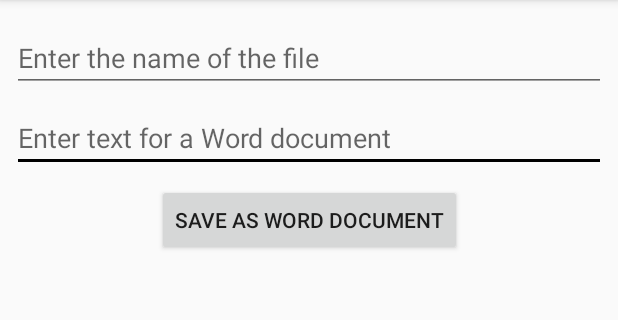
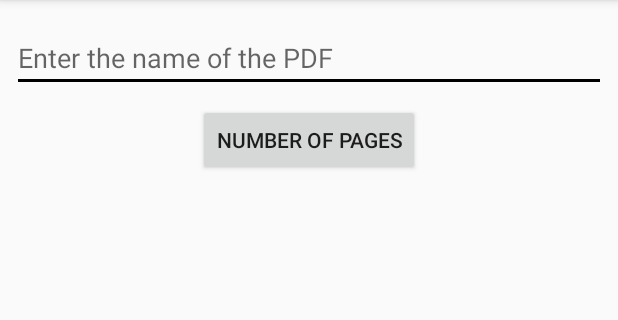
Before and after one commit to theapphideaway/AutomateWithPython, an Android app: the ChapterThirteenActivity screen opened directly, with no data from a screen before it, on a phone screen of 412 x 824 dp, the part 84-404 px from its top. Run offline under Robolectric (Android 15) with nearby library versions, the phone set to English and light mode, and no system bars; libraries missing offline, so code that uses them is left out: com.chaquo.python.

Commit message:
Completed Chapter 14

```diff
--- a/app/build.gradle
+++ b/app/build.gradle
@@ -23,6 +23,8 @@ android {
                 install "requests==2.21.0"
                 install "beautifulsoup4==4.7.0"
                 install "openpyxl==2.5.12"
+                install "python-docx==0.8.7"
+                install "PyPDF2==1.26.0"
 
             }
         }
--- a/app/src/main/res/layout/activity_chapter_thirteen.xml
+++ b/app/src/main/res/layout/activity_chapter_thirteen.xml
@@ -7,31 +7,21 @@
         android:layout_height="match_parent"
         tools:context=".Chapters.ChapterThirteenActivity">
 
-    <EditText
-            android:layout_height="0dp"
-            android:inputType="textPersonName"
-            android:ems="10"
-            android:id="@+id/editText" android:layout_marginStart="8dp"
-            app:layout_constraintStart_toStartOf="parent"
-            android:layout_marginEnd="8dp"
-            app:layout_constraintEnd_toEndOf="parent" android:layout_width="match_parent"
-            android:hint="Enter text for a Word document" app:layout_constraintHorizontal_bias="0.0"
-            android:layout_marginTop="8dp" app:layout_constraintTop_toBottomOf="@+id/editText2"/>
     <Button
-            android:text="Save as Word Document"
+            android:text="Number of pages"
             android:layout_width="wrap_content"
             android:layout_height="wrap_content"
             android:id="@+id/save_button" app:layout_constraintStart_toStartOf="parent" android:layout_marginStart="8dp"
-            android:layout_marginTop="8dp" app:layout_constraintTop_toBottomOf="@+id/editText"
-            app:layout_constraintEnd_toEndOf="parent" android:layout_marginEnd="8dp"/>
+            app:layout_constraintEnd_toEndOf="parent" android:layout_marginEnd="8dp"
+            android:layout_marginTop="8dp" app:layout_constraintTop_toBottomOf="@+id/title_edit_text"/>
     <EditText
             android:layout_width="match_parent"
             android:layout_height="wrap_content"
             android:inputType="textPersonName"
             android:ems="10"
-            android:id="@+id/editText2" android:layout_marginStart="8dp"
+            android:id="@+id/title_edit_text" android:layout_marginStart="8dp"
             app:layout_constraintStart_toStartOf="parent" android:layout_marginTop="16dp"
             app:layout_constraintTop_toTopOf="parent" android:layout_marginEnd="8dp"
-            app:layout_constraintEnd_toEndOf="parent" android:hint="Enter the name of the file"
+            app:layout_constraintEnd_toEndOf="parent" android:hint="Enter the name of the PDF"
             app:layout_constraintHorizontal_bias="0.0"/>
 </android.support.constraint.ConstraintLayout>
```
Also changed, not shown: app/src/main/java/com/theapphideaway/automatewithpython/Chapters/ChapterFourteenActivity.kt (+13 -0 lines), app/src/main/java/com/theapphideaway/automatewithpython/Chapters/ChapterThirteenActivity.kt (+29 -0 lines), app/src/main/res/layout/activity_chapter_fourteen.xml (+21 -0 lines), 2 other files.
